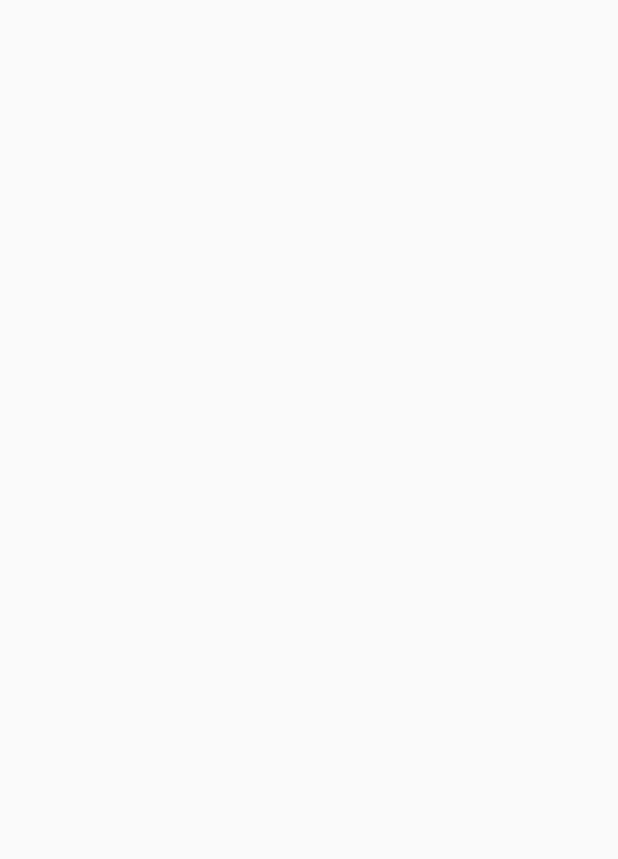
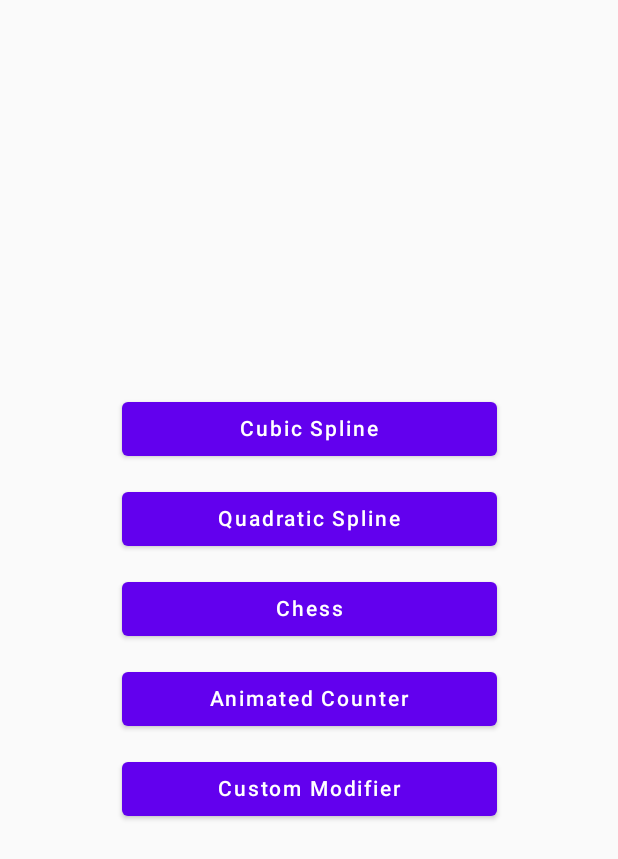
Before and after one commit to Kvest/compose-sandbox, an Android app built with Jetpack Compose: the screen it shows after launch (MainActivity), on a phone screen of 412 x 824 dp. Before the commit the part shown is empty. Shown: the top 859 px of the screen. Run offline under Robolectric (Android 15) with nearby library versions, the phone set to English and light mode, and no system bars.

Commit message:
implement MAinMenu

```diff
--- a/app/build.gradle
+++ b/app/build.gradle
@@ -47,16 +47,20 @@ android {
 }
 
 dependencies {
-
     implementation 'androidx.core:core-ktx:1.7.0'
     implementation 'androidx.lifecycle:lifecycle-runtime-ktx:2.3.1'
     implementation 'androidx.activity:activity-compose:1.3.1'
     implementation "androidx.compose.ui:ui:$compose_ui_version"
     implementation "androidx.compose.ui:ui-tooling-preview:$compose_ui_version"
     implementation 'androidx.compose.material:material:1.2.0'
+
     def androidx_lifecycle = "2.6.0"
     implementation "androidx.lifecycle:lifecycle-viewmodel-compose:$androidx_lifecycle"
     implementation "androidx.lifecycle:lifecycle-runtime-compose:$androidx_lifecycle"
+
+    def nav_version = "2.5.3"
+    implementation "androidx.navigation:navigation-compose:$nav_version"
+
     testImplementation 'junit:junit:4.13.2'
     androidTestImplementation 'androidx.test.ext:junit:1.1.5'
     androidTestImplementation 'androidx.test.espresso:espresso-core:3.5.1'
--- a/app/src/main/java/com/kvest/compose_sandbox/MainActivity.kt
+++ b/app/src/main/java/com/kvest/compose_sandbox/MainActivity.kt
@@ -4,7 +4,17 @@ import android.os.Bundle
 import androidx.activity.ComponentActivity
 import androidx.activity.compose.setContent
 import androidx.compose.foundation.layout.fillMaxSize
+import androidx.compose.runtime.remember
 import androidx.compose.ui.Modifier
+import androidx.navigation.compose.NavHost
+import androidx.navigation.compose.composable
+import androidx.navigation.compose.rememberNavController
+import com.kvest.compose_sandbox.ui.animated_counter.AnimatedCounterPanel
+import com.kvest.compose_sandbox.ui.chess.ChessBoardDemo
+import com.kvest.compose_sandbox.ui.custom_modifier.CustomModifierDemo
+import com.kvest.compose_sandbox.ui.main_menu.MainMenu
+import com.kvest.compose_sandbox.ui.main_menu.MenuNavigator
+import com.kvest.compose_sandbox.ui.spline.BezierCurveType
 import com.kvest.compose_sandbox.ui.spline.Spline
 import com.kvest.compose_sandbox.ui.theme.ComposesandboxTheme
 
@@ -13,9 +23,43 @@ class MainActivity : ComponentActivity() {
         super.onCreate(savedInstanceState)
         setContent {
             ComposesandboxTheme {
-                Spline(
-                    modifier = Modifier.fillMaxSize()
-                )
+                val navController = rememberNavController()
+                val menuNavigator = remember {
+                    object : MenuNavigator {
+                        override fun showSpline(curveType: BezierCurveType) {
+                            navController.navigate("spline/${curveType}")
+                        }
+
+                        override fun showChess() {
+                            navController.navigate("chess")
+                        }
+
+                        override fun showAnimatedCounter() {
+                            navController.navigate("animated_counter")
+                        }
+
+                        override fun showCustomModifier() {
+                            navController.navigate("custom_modifier")
+                        }
+                    }
+                }
+
+                NavHost(navController = navController, startDestination = "main_menu") {
+                    composable("main_menu") { MainMenu(menuNavigator, Modifier.fillMaxSize()) }
+                    composable("spline/{curveType}") { backStackEntry ->
+                        val curveTypeStr =
+                            backStackEntry.arguments?.getString("curveType").orEmpty()
+                        val curveType = BezierCurveType.valueOf(curveTypeStr)
+                        Spline(
+                            curveType = curveType,
+                            modifier = Modifier.fillMaxSize(),
+                        )
+                    }
+                    composable("chess") { ChessBoardDemo() }
+                    composable("animated_counter") { AnimatedCounterPanel(Modifier.fillMaxSize()) }
+                    composable("custom_modifier") { CustomModifierDemo(Modifier.fillMaxSize()) }
+                }
+
             }
         }
     }
--- a/app/src/main/java/com/kvest/compose_sandbox/ui/animated_counter/AnimatedCounter.kt
+++ b/app/src/main/java/com/kvest/compose_sandbox/ui/animated_counter/AnimatedCounter.kt
@@ -15,6 +15,7 @@ import androidx.compose.ui.unit.sp
 fun AnimatedCounterPanel(modifier: Modifier = Modifier) {
     Row(
         verticalAlignment = Alignment.CenterVertically,
+        horizontalArrangement = Arrangement.Center,
         modifier = modifier
     ) {
         var count by remember { mutableStateOf(0) }
--- /dev/null
+++ b/app/src/main/java/com/kvest/compose_sandbox/ui/main_menu/MainMenu.kt
@@ -0,0 +1,49 @@
+package com.kvest.compose_sandbox.ui.main_menu
+
+import androidx.compose.foundation.layout.*
+import androidx.compose.material.Button
+import androidx.compose.material.Text
+import androidx.compose.runtime.Composable
+import androidx.compose.ui.Alignment
+import androidx.compose.ui.Modifier
+import androidx.compose.ui.unit.dp
+import com.kvest.compose_sandbox.ui.spline.BezierCurveType
+
+@Composable
+fun MainMenu(
+    menuNavigator: MenuNavigator,
+    modifier: Modifier = Modifier
+) {
+    Column(
+        verticalArrangement = Arrangement.Center,
+        horizontalAlignment = Alignment.CenterHorizontally,
+        modifier = modifier.fillMaxSize()
+    ) {
+        val spacerModifier = Modifier.height(12.dp)
+        MenuButton("Cubic Spline") { menuNavigator.showSpline(BezierCurveType.CUBIC) }
+        Spacer(modifier = spacerModifier)
+        MenuButton("Quadratic Spline") { menuNavigator.showSpline(BezierCurveType.QUADRATIC) }
+        Spacer(modifier = spacerModifier)
+        MenuButton("Chess") { menuNavigator.showChess() }
+        Spacer(modifier = spacerModifier)
+        MenuButton("Animated Counter") { menuNavigator.showAnimatedCounter() }
+        Spacer(modifier = spacerModifier)
+        MenuButton("Custom Modifier") { menuNavigator.showCustomModifier() }
+        Spacer(modifier = spacerModifier)
+    }
+}
+
+@Composable
+fun MenuButton(
+    text: String,
+    modifier: Modifier = Modifier,
+    onClick: () -> Unit
+) {
+    Button(
+        onClick = onClick,
+        modifier = modifier
+            .width(250.dp),
+    ) {
+        Text(text = text)
+    }
+}
--- /dev/null
+++ b/app/src/main/java/com/kvest/compose_sandbox/ui/main_menu/MenuNavigator.kt
@@ -0,0 +1,10 @@
+package com.kvest.compose_sandbox.ui.main_menu
+
+import com.kvest.compose_sandbox.ui.spline.BezierCurveType
+
+interface MenuNavigator {
+    fun showSpline(curveType: BezierCurveType)
+    fun showChess()
+    fun showAnimatedCounter()
+    fun showCustomModifier()
+}
--- a/app/src/main/java/com/kvest/compose_sandbox/ui/spline/Spline.kt
+++ b/app/src/main/java/com/kvest/compose_sandbox/ui/spline/Spline.kt
@@ -22,10 +22,11 @@ private const val CURVE_DRAW_STEP = 0.01f
 
 @Composable
 fun Spline(
+    curveType: BezierCurveType,
     modifier: Modifier = Modifier,
     splineViewModel: SplineViewModel = viewModel(factory = viewModelFactory {
         addInitializer(SplineViewModel::class) {
-            SplineViewModel(curveType = BezierCurveType.CUBIC)
+            SplineViewModel(curveType = curveType)
         }
     })
 ) {
```
